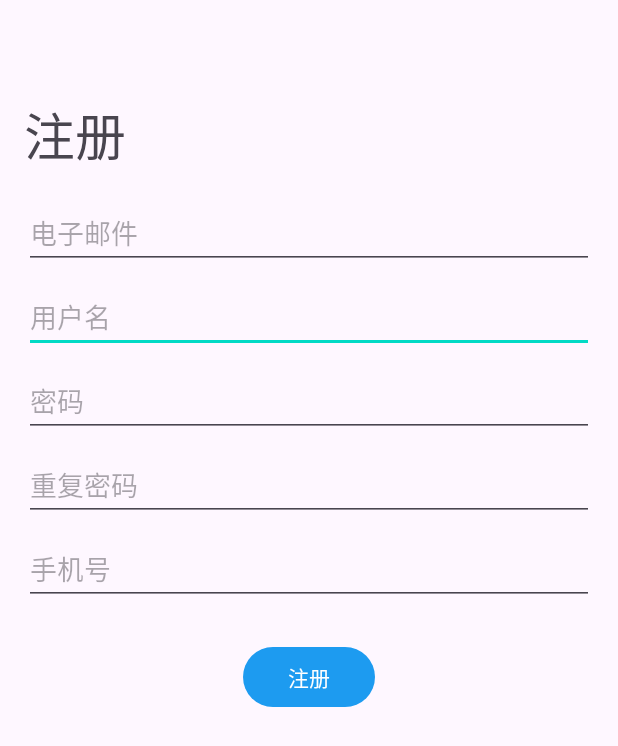
After one commit to hekai97/AndroidProject, an Android app: the RegisterActivity screen opened directly, with no data from a screen before it, on a phone screen of 412 x 824 dp. The commit adds this screen. Shown: the top 746 px of the screen. Run offline under Robolectric (Android 15) with nearby library versions, the light colour scheme and no system bars.

Commit message:
添加了登录注册界面

```diff
--- /dev/null
+++ b/app/src/main/java/com/hekai/androidproject/otheractivity/RegisterActivity.kt
@@ -0,0 +1,15 @@
+package com.hekai.androidproject.otheractivity
+
+import androidx.appcompat.app.AppCompatActivity
+import android.os.Bundle
+import com.hekai.androidproject.R
+import com.hekai.androidproject.databinding.ActivityRegisterBinding
+
+class RegisterActivity : AppCompatActivity() {
+    private lateinit var binding:ActivityRegisterBinding
+    override fun onCreate(savedInstanceState: Bundle?) {
+        super.onCreate(savedInstanceState)
+        binding= ActivityRegisterBinding.inflate(layoutInflater)
+        setContentView(binding.root)
+    }
+}
--- /dev/null
+++ b/app/src/main/res/layout/activity_register.xml
@@ -0,0 +1,105 @@
+<?xml version="1.0" encoding="utf-8"?>
+<androidx.constraintlayout.widget.ConstraintLayout xmlns:android="http://schemas.android.com/apk/res/android"
+    xmlns:app="http://schemas.android.com/apk/res-auto"
+    xmlns:tools="http://schemas.android.com/tools"
+    android:layout_width="match_parent"
+    android:layout_height="match_parent"
+    tools:context=".otheractivity.RegisterActivity">
+
+    <TextView
+        android:id="@+id/textView12"
+        android:layout_width="wrap_content"
+        android:layout_height="wrap_content"
+        android:layout_marginStart="@dimen/text_to_border"
+        android:layout_marginTop="64dp"
+        android:text="注册"
+        android:textSize="34sp"
+        app:layout_constraintStart_toStartOf="parent"
+        app:layout_constraintTop_toTopOf="parent" />
+
+    <EditText
+        android:id="@+id/editTextTextPersonName2"
+        android:layout_width="0dp"
+        android:layout_height="wrap_content"
+        android:layout_marginStart="@dimen/text_to_border"
+        android:layout_marginTop="@dimen/component_top_and_bottom_spacing"
+        android:layout_marginEnd="@dimen/text_to_border"
+        android:ems="10"
+        android:hint="用户名"
+        android:inputType="textPersonName"
+        android:minHeight="48dp"
+        app:layout_constraintEnd_toEndOf="parent"
+        app:layout_constraintHorizontal_bias="0.0"
+        app:layout_constraintStart_toStartOf="parent"
+        app:layout_constraintTop_toBottomOf="@+id/editTextTextEmailAddress" />
+
+    <EditText
+        android:id="@+id/editTextTextPassword2"
+        android:layout_width="0dp"
+        android:layout_height="wrap_content"
+        android:layout_marginStart="@dimen/text_to_border"
+        android:layout_marginTop="@dimen/component_top_and_bottom_spacing"
+        android:layout_marginEnd="@dimen/text_to_border"
+        android:ems="10"
+        android:hint="密码"
+        android:inputType="textPassword"
+        android:minHeight="48dp"
+        app:layout_constraintEnd_toEndOf="parent"
+        app:layout_constraintStart_toStartOf="parent"
+        app:layout_constraintTop_toBottomOf="@+id/editTextTextPersonName2" />
+
+    <EditText
+        android:id="@+id/editTextTextPassword3"
+        android:layout_width="0dp"
+        android:layout_height="wrap_content"
+        android:layout_marginStart="@dimen/text_to_border"
+        android:layout_marginTop="@dimen/component_top_and_bottom_spacing"
+        android:layout_marginEnd="@dimen/text_to_border"
+        android:ems="10"
+        android:hint="重复密码"
+        android:inputType="textPassword"
+        android:minHeight="48dp"
+        app:layout_constraintEnd_toEndOf="parent"
+        app:layout_constraintStart_toStartOf="parent"
+        app:layout_constraintTop_toBottomOf="@+id/editTextTextPassword2" />
+
+    <EditText
+        android:id="@+id/editTextTextEmailAddress"
+        android:layout_width="0dp"
+        android:layout_height="wrap_content"
+        android:layout_marginStart="@dimen/text_to_border"
+        android:layout_marginTop="@dimen/text_to_border"
+        android:layout_marginEnd="@dimen/text_to_border"
+        android:ems="10"
+        android:hint="电子邮件"
+        android:inputType="textEmailAddress"
+        android:minHeight="48dp"
+        app:layout_constraintEnd_toEndOf="parent"
+        app:layout_constraintStart_toStartOf="parent"
+        app:layout_constraintTop_toBottomOf="@+id/textView12" />
+
+    <EditText
+        android:id="@+id/editTextPhone"
+        android:layout_width="0dp"
+        android:layout_height="wrap_content"
+        android:layout_marginStart="@dimen/text_to_border"
+        android:layout_marginTop="@dimen/component_top_and_bottom_spacing"
+        android:layout_marginEnd="@dimen/text_to_border"
+        android:ems="10"
+        android:hint="手机号"
+        android:inputType="phone"
+        android:minHeight="48dp"
+        app:layout_constraintEnd_toEndOf="parent"
+        app:layout_constraintStart_toStartOf="parent"
+        app:layout_constraintTop_toBottomOf="@+id/editTextTextPassword3" />
+
+    <Button
+        android:id="@+id/button"
+        android:layout_width="wrap_content"
+        android:layout_height="wrap_content"
+        android:layout_marginTop="24dp"
+        android:text="注册"
+        app:layout_constraintEnd_toEndOf="parent"
+        app:layout_constraintStart_toStartOf="parent"
+        app:layout_constraintTop_toBottomOf="@+id/editTextPhone" />
+</androidx.constraintlayout.widget.ConstraintLayout>
--- a/app/src/main/res/values/dimens.xml
+++ b/app/src/main/res/values/dimens.xml
@@ -2,7 +2,9 @@
 <resources>
     <dimen name="list_item_margin_to_top_and_bottom">7.5dp</dimen>
     <dimen name="title_text_size">24sp</dimen>
-    <dimen name="text_to_border">10dp</dimen>
+    <dimen name="text_to_border">16dp</dimen>
     <dimen name="mine_user_name_size">20sp</dimen>
     <dimen name="main_text_size">15sp</dimen>
+
+    <dimen name="component_top_and_bottom_spacing">8dp</dimen>
 </resources>
--- a/app/src/main/res/values/themes.xml
+++ b/app/src/main/res/values/themes.xml
@@ -2,7 +2,7 @@
     <!-- Base application theme. -->
     <style name="Theme.AndroidProject" parent="Theme.Material3.DayNight.NoActionBar">
         <!-- Primary brand color. -->
-        <item name="colorPrimary">@color/white</item>
+        <item name="colorPrimary">@color/blue1</item>
         <item name="colorPrimaryVariant">@color/white</item>
         <item name="colorOnPrimary">@color/white</item>
         <!-- Secondary brand color. -->
```
Also changed, not shown: app/src/main/AndroidManifest.xml (+7 -1 lines), app/src/main/java/com/hekai/androidproject/otheractivity/LoginActivity.kt (added, +15 -0 lines), app/src/main/res/drawable/ic_baseline_arrow_forward_24.xml (added, +11 -0 lines), app/src/main/res/layout/activity_login.xml (added, +101 -0 lines).
